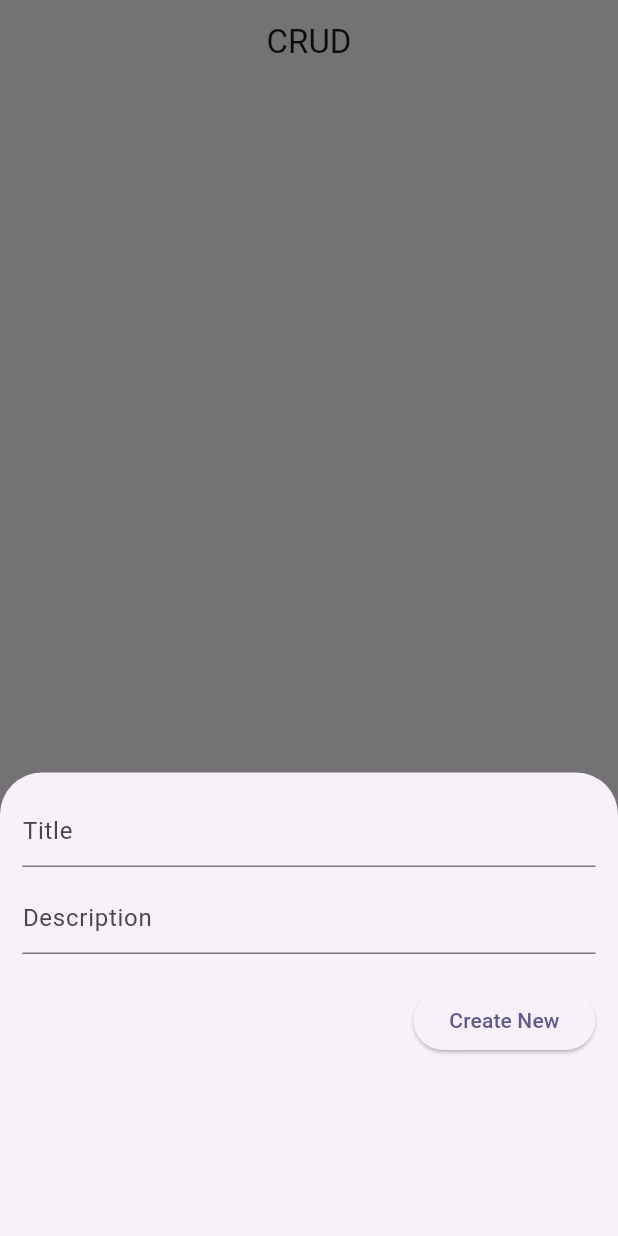
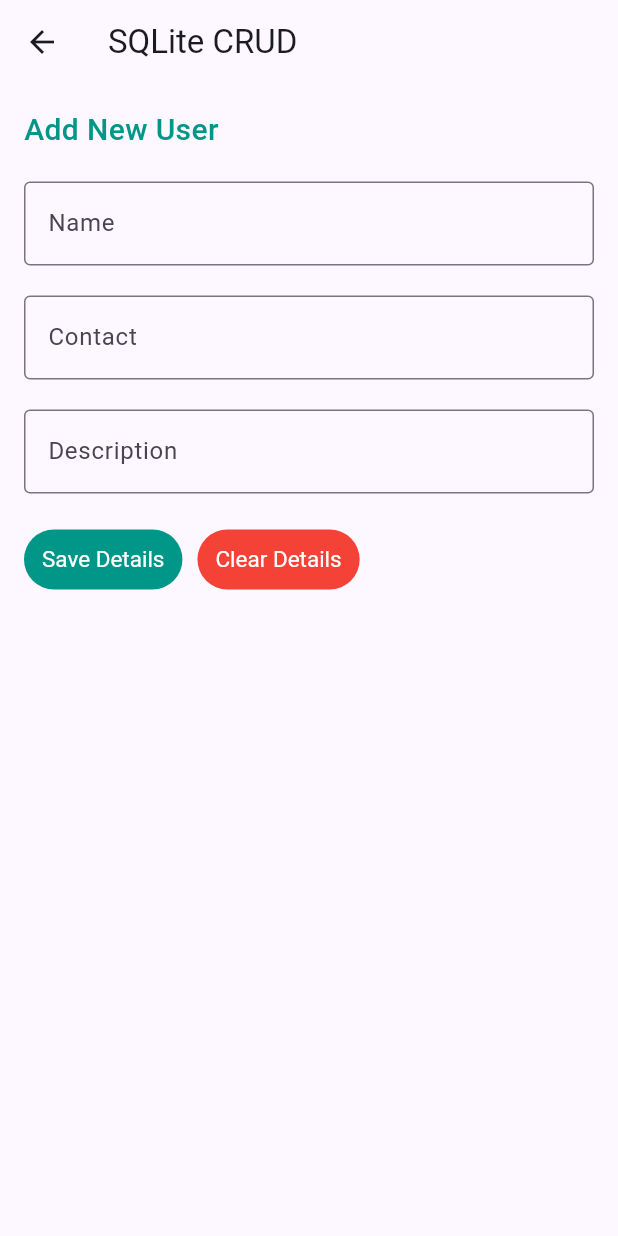
Before and after one commit to shubhamvayuz/Vayuz-tasks, a Flutter app: the screen it shows after launch, after a tap on the "add" icon, on a phone screen of 412 x 824 dp. Run offline on Flutter 3.47's test engine with Material 2 defaults, Android fonts, the phone set to English and light mode, and no system bars; our stand-ins replace sqflite; accounts and stored records are empty.

Commit message:
CRUD Operation with model

```diff
--- /dev/null
+++ b/lib/CrudWithModel/DB_Helper/database_connection.dart
@@ -0,0 +1,17 @@
+import 'package:sqflite/sqflite.dart';
+import 'package:path/path.dart';
+import 'package:path_provider/path_provider.dart';
+class DatabaseConnection{
+	Future<Database>setDatabase() async {
+		var directory = await getApplicationDocumentsDirectory();
+		var path = join(directory.path, 'db_crud');
+		var database =
+		await openDatabase(path, version: 1, onCreate: _createDatabase);
+		return database;
+	  }
+	Future<void>_createDatabase(Database database, int version) async {
+		String sql=
+		"CREATE TABLE users (id INTEGER PRIMARY KEY,nameTEXT,contactText,description TEXT);";
+		await database.execute(sql);
+	  }
+}
--- /dev/null
+++ b/lib/CrudWithModel/DB_Helper/repository.dart
@@ -0,0 +1,40 @@
+import 'package:apism/CrudWithModel/DB_Helper/database_connection.dart';
+import 'package:sqflite/sqflite.dart';
+
+	class Repository {
+		// ignore: prefer_typing_uninitialized_variables
+		late DatabaseConnection _databaseConnection;
+		Repository() {
+			_databaseConnection= DatabaseConnection();
+		  }
+		static Database? _database;
+		Future<Database?>get database async {
+			if (_database != null) {
+				return _database;
+			} else {
+				_database = await _databaseConnection.setDatabase();
+				return _database;
+			}
+		}
+		insertData(table, data) async {
+			var connection = await database;
+			return await connection?.insert(table, data);
+		}
+		readData(table) async {
+			var connection = await database;
+			return await connection?.query(table);
+		}
+		readDataById(table, itemId) async {
+			var connection = await database;
+			return await connection?.query(table, where: 'id=?', whereArgs: [itemId]);
+		}
+		updateData(table, data) async {
+			var connection = await database;
+			return await connection
+			?.update(table, data, where: 'id=?', whereArgs: [data['id']]);
+		}
+		deleteDataById(table, itemId) async {
+			var connection = await database;
+			return await connection?.rawDelete("delete from $table where id=$itemId");
+		}
+	}
--- /dev/null
+++ b/lib/CrudWithModel/models/user.dart
@@ -0,0 +1,14 @@
+class User{
+	int? id;
+	String? name;
+	String? contact;
+	String? description;
+	userMap() {
+		var mapping = <String, dynamic>{};
+		mapping['id'] = id;
+		mapping['name'] = name!;
+		mapping['contact'] = contact!;
+		mapping['description'] = description!;
+		return mapping;
+	  }
+}
--- /dev/null
+++ b/lib/CrudWithModel/screens/add_user.dart
@@ -0,0 +1,105 @@
+import 'package:apism/CrudWithModel/models/user.dart';
+import 'package:apism/CrudWithModel/services/user_service.dart';
+import 'package:apism/Utils/widgets/text_field_widgets.dart';
+import 'package:flutter/material.dart';
+
+class AddUser extends StatefulWidget {
+  const AddUser({Key? key}) : super(key: key);
+
+  @override
+  State<AddUser> createState() => _AddUserState();
+}
+
+class _AddUserState extends State<AddUser> {
+  final _userNameController = TextEditingController();
+  final _userContactController = TextEditingController();
+  final _userDescriptionController = TextEditingController();
+  bool _validateName = false;
+  bool _validateContact = false;
+  bool _validateDescription = false;
+  final _userService=UserService();
+  @override
+  Widget build(BuildContext context) {
+    return Scaffold(
+      appBar: AppBar(
+        title: const Text("SQLite CRUD"),
+      ),
+      body: SingleChildScrollView(
+        child: Container(
+          padding: const EdgeInsets.all(16.0),
+          child: Column(
+            crossAxisAlignment: CrossAxisAlignment.start,
+            children: [
+              const Text(
+                'Add New User',
+                style: TextStyle(
+                    fontSize: 20,
+                    color: Colors.teal,
+                    fontWeight: FontWeight.w500),
+              ),
+              const SizedBox(
+                height: 20.0,
+              ),
+              MyTextFieldWidgets(hintText: 'Enter Name', labelText: 'Name', controller: _userNameController, validate: _validateName),
+              const SizedBox(height: 20.0,),
+              MyTextFieldWidgets(hintText: 'Enter Contact', labelText: 'Contact', controller: _userContactController, validate: _validateContact),
+
+              const SizedBox(height: 20.0,),
+              MyTextFieldWidgets(hintText: 'Enter Description', labelText: 'Description', controller: _userDescriptionController, validate: _validateDescription),
+              const SizedBox(height: 20.0,),
+              Row(
+                children: [
+                  TextButton(
+                      style: TextButton.styleFrom(
+                          foregroundColor: Colors.white,
+                          backgroundColor: Colors.teal,
+                          textStyle: const TextStyle(fontSize: 15)),
+                      onPressed: () async {
+                        setState(() {
+                          _userNameController.text.isEmpty
+                              ? _validateName = true
+                              : _validateName = false;
+                          _userContactController.text.isEmpty
+                              ? _validateContact = true
+                              : _validateContact = false;
+                          _userDescriptionController.text.isEmpty
+                              ? _validateDescription = true
+                              : _validateDescription = false;
+
+                        });
+                        if (_validateName == false &&
+                            _validateContact == false &&
+                            _validateDescription == false) {
+                         // print("Good Data Can Save");
+                          var _user = User();
+                          _user.name = _userNameController.text;
+                          _user.contact = _userContactController.text;
+                          _user.description = _userDescriptionController.text;
+                          var result=await _userService.SaveUser(_user);
+                         Navigator.pop(context,result);
+                        }
+                      },
+                      child: const Text('Save Details')),
+                  const SizedBox(
+                    width: 10.0,
+                  ),
+                  TextButton(
+                      style: TextButton.styleFrom(
+                          foregroundColor: Colors.white,
+                          backgroundColor: Colors.red,
+                          textStyle: const TextStyle(fontSize: 15)),
+                      onPressed: () {
+                        _userNameController.text = '';
+                        _userContactController.text = '';
+                        _userDescriptionController.text = '';
+                      },
+                      child: const Text('Clear Details'))
+                ],
+              )
+            ],
+          ),
+        ),
+      ),
+    );
+  }
+}
--- /dev/null
+++ b/lib/CrudWithModel/screens/home_screen.dart
@@ -0,0 +1,158 @@
+import 'package:apism/CrudWithModel/models/user.dart';
+import 'package:apism/CrudWithModel/screens/add_user.dart';
+import 'package:apism/CrudWithModel/screens/edit_user.dart';
+import 'package:apism/CrudWithModel/screens/view_user.dart';
+import 'package:apism/CrudWithModel/services/user_service.dart';
+import 'package:flutter/material.dart';
+
+class CrudHomeScreen extends StatefulWidget {
+  const CrudHomeScreen({Key? key}) : super(key: key);
+
+  @override
+  State<CrudHomeScreen> createState() => _CrudHomeScreenState();
+}
+
+class _CrudHomeScreenState extends State<CrudHomeScreen> {
+  late List<User> _userList = <User>[];
+  final _userService = UserService();
+
+  getAllUserDetails() async {
+    var users = await _userService.readAllUsers();
+    _userList = <User>[];
+    users.forEach((user) {
+      setState(() {
+        var userModel = User();
+        userModel.id = user['id'];
+        userModel.name = user['name'];
+        userModel.contact = user['contact'];
+        userModel.description = user['description'];
+        _userList.add(userModel);
+      });
+    });
+  }
+
+  @override
+  void initState() {
+    getAllUserDetails();
+    super.initState();
+  }
+
+  _showSuccessSnackBar(String message) {
+    ScaffoldMessenger.of(context).showSnackBar(
+      SnackBar(
+        content: Text(message),
+      ),
+    );
+  }
+
+  _deleteFormDialog(BuildContext context, userId) {
+    return showDialog(
+        context: context,
+        builder: (param) {
+          return AlertDialog(
+            title: const Text(
+              'Are You Sure to Delete',
+              style: TextStyle(color: Colors.teal, fontSize: 20),
+            ),
+            actions: [
+              TextButton(
+                  style: TextButton.styleFrom(
+                      foregroundColor: Colors.white, // foreground
+                      backgroundColor: Colors.red),
+                  onPressed: ()  async{
+                     var result=await _userService.deleteUser(userId);
+                     if (result != null) {
+                       Navigator.pop(context);
+                       getAllUserDetails();
+                       _showSuccessSnackBar(
+                           'User Detail Deleted Success');
+                     }
+                  },
+                  child: const Text('Delete')),
+              TextButton(
+                  style: TextButton.styleFrom(
+                      foregroundColor: Colors.white, // foreground
+                      backgroundColor: Colors.teal),
+                  onPressed: () {
+                    Navigator.pop(context);
+                  },
+                  child: const Text('Close'))
+            ],
+          );
+        });
+  }
+
+  @override
+  Widget build(BuildContext context) {
+    return Scaffold(
+      appBar: AppBar(
+        title: const Text("SQLite CRUD"),
+      ),
+      body: ListView.builder(
+          itemCount: _userList.length,
+          itemBuilder: (context, index) {
+            return Card(
+              child: ListTile(
+                onTap: () {
+                  Navigator.push(
+                      context,
+                      MaterialPageRoute(
+                          builder: (context) => ViewUser(
+                                user: _userList[index],
+                              )));
+                },
+                leading: const Icon(Icons.person),
+                title: Text(_userList[index].name ?? ''),
+                subtitle: Text(_userList[index].contact ?? ''),
+                trailing: Row(
+                  mainAxisSize: MainAxisSize.min,
+                  children: [
+                    IconButton(
+                        onPressed: () {
+                          Navigator.push(
+                              context,
+                              MaterialPageRoute(
+                                  builder: (context) => EditUser(
+                                        user: _userList[index],
+                                      ))).then((data) {
+                            if (data != null) {
+                              getAllUserDetails();
+                              _showSuccessSnackBar(
+                                  'User Detail Updated Success');
+                            }
+                          });
+
+                        },
+                        icon: const Icon(
+                          Icons.edit,
+                          color: Colors.teal,
+                        )),
+                    IconButton(
+                        onPressed: () {
+                          _deleteFormDialog(context, _userList[index].id);
+                        },
+                        icon: const Icon(
+                          Icons.delete,
+                          color: Colors.red,
+                        ))
+                  ],
+                ),
+              ),
+            );
+          }),
+      floatingActionButton: FloatingActionButton(
+        onPressed: () {
+          Navigator.push(context,
+                  MaterialPageRoute(builder: (context) => const AddUser()))
+              .then((data) {
+            if (data != null) {
+              getAllUserDetails();
+              _showSuccessSnackBar('User Detail Added Success');
+            }
+          });
+        },
+        child: const Icon(Icons.add),
+      ),
+    );
+  }
+}
--- /dev/null
+++ b/lib/CrudWithModel/services/user_service.dart
@@ -0,0 +1,29 @@
+
+
+import 'package:apism/CrudWithModel/DB_Helper/repository.dart';
+import 'package:apism/CrudWithModel/models/user.dart';
+
+class UserService
+{
+  late Repository _repository;
+  UserService(){
+    _repository = Repository();
+  }
+  //Save User
+  SaveUser(User user) async{
+    return await _repository.insertData('users', user.userMap());
+  }
+  //Read All Users
+  readAllUsers() async{
+    return await _repository.readData('users');
+  }
+  //Edit User
+  UpdateUser(User user) async{
+    return await _repository.updateData('users', user.userMap());
+  }
+
+  deleteUser(userId) async {
+    return await _repository.deleteDataById('users', userId);
+  }
+
+}
--- /dev/null
+++ b/lib/Utils/widgets/text_field_widgets.dart
@@ -0,0 +1,24 @@
+import 'package:flutter/material.dart';
+
+class MyTextFieldWidgets extends StatelessWidget {
+
+  final TextEditingController controller;
+  final String hintText;
+  final String labelText;
+  final bool validate;
+
+  const MyTextFieldWidgets({required this.hintText,required this.labelText,required this.controller,required this.validate,super.key});
+
+  @override
+  Widget build(BuildContext context) {
+    return TextField(
+                  controller: controller,
+                  decoration: InputDecoration(
+                    border: const OutlineInputBorder(),
+                    hintText: hintText,
+                    labelText: labelText,
+                    errorText:
+                        validate ? '$labelText Value Can\'t Be Empty' : null,
+                  ));
+  }
+}
--- a/lib/main.dart
+++ b/lib/main.dart
@@ -1,4 +1,4 @@
-import 'package:apism/CRUD/sql_screen.dart';
+import 'package:apism/CrudWithModel/screens/home_screen.dart';
 import 'package:flutter/material.dart';
 
 void main() {
@@ -18,7 +18,7 @@ class MyApp extends StatelessWidget {
         colorScheme: ColorScheme.fromSeed(seedColor: const Color.fromARGB(255, 127, 124, 131)),
         useMaterial3: true,
       ),
-      home:  const SqlHomeScreen(),
+      home:  const CrudHomeScreen(),
     );
   }
 }
```
Also changed, not shown: lib/CrudWithModel/screens/edit_user.dart (added, +118 -0 lines), lib/CrudWithModel/screens/view_user.dart (added, +85 -0 lines).
